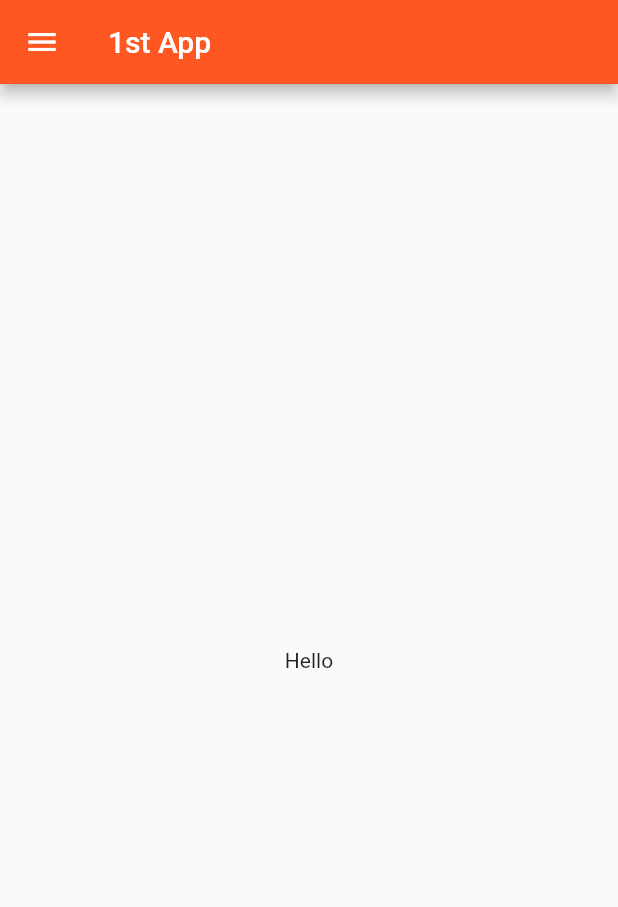
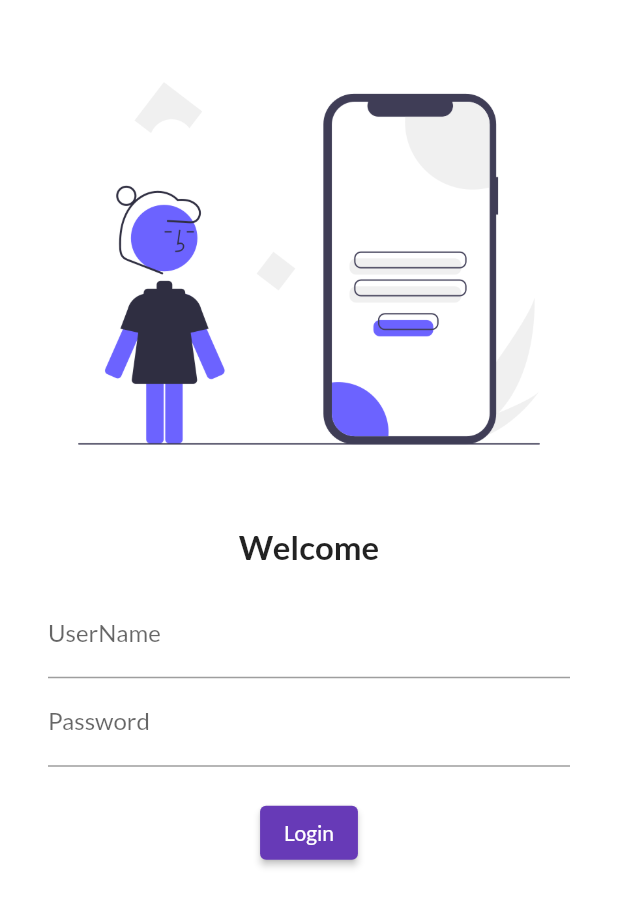
Before and after one commit to MaharshiV16/Flutter-Tutorial-30Days, a Flutter app: the screen it shows after launch, on a phone screen of 412 x 824 dp. Shown: the top 907 px of the screen. Run offline on Flutter 3.47's test engine with Material 2 defaults, Android fonts, the phone set to English and light mode, and no system bars; our stand-ins replace google_fonts.

Commit message:
Day 4 Completed

```diff
--- /dev/null
+++ b/lib/Pages/login_page.dart
@@ -0,0 +1,63 @@
+import 'package:flutter/cupertino.dart';
+import 'package:flutter/material.dart';
+
+class LoginPage extends StatelessWidget {
+  const LoginPage({Key? key}) : super(key: key);
+
+  @override
+  Widget build(BuildContext context) {
+    return Material(
+      color: Colors.white,
+      child: Center(
+        child: Column(
+          children: [
+            const SizedBox(
+              height: 20,
+            ),
+            Image.asset(
+              "assets/login.png",
+              fit: BoxFit.cover,
+            ),
+            const SizedBox(
+              height: 20,
+            ),
+            const Text(
+              "Welcome",
+              style: TextStyle(
+                fontSize: 22,
+                fontWeight: FontWeight.bold,
+              ),
+            ),
+            Padding(
+              padding: const EdgeInsets.symmetric(
+                vertical: 16,
+                horizontal: 32,
+              ),
+              child: Column(
+                children: [
+                  TextFormField(
+                    decoration: const InputDecoration(
+                      hintText: "Enter User Name",
+                      labelText: "UserName",
+                    ),
+                  ),
+                  TextFormField(
+                    decoration: const InputDecoration(
+                      hintText: "Enter Password",
+                      labelText: "Password",
+                    ),
+                    obscureText: true,
+                  ),
+                  const SizedBox(height: 20),
+                  ElevatedButton(
+                      onPressed: () => {print("Hello Ji")},
+                      child: const Text("Login"))
+                ],
+              ),
+            )
+          ],
+        ),
+      ),
+    );
+  }
+}
--- a/lib/main.dart
+++ b/lib/main.dart
@@ -1,5 +1,7 @@
 import 'package:flutter/material.dart';
+import 'package:flutter_catalog/Pages/login_page.dart';
 import 'Pages/home_page.dart';
+import 'package:google_fonts/google_fonts.dart';
 
 void main() {
   runApp(MyApp());
@@ -11,12 +13,17 @@ class MyApp extends StatelessWidget {
   @override
   Widget build(BuildContext context) {
     return MaterialApp(
-      home: HomePage(),
       darkTheme: ThemeData(brightness: Brightness.dark),
-      theme: ThemeData(primarySwatch: Colors.deepOrange),
       themeMode: ThemeMode.light,
+      theme: ThemeData(
+        fontFamily: GoogleFonts.lato().fontFamily,
+        primarySwatch: Colors.deepPurple,
+        primaryTextTheme: GoogleFonts.latoTextTheme(),
+      ),
+      initialRoute: "/login",
       routes: {
-        // "/": (context) => HomePage(),
+        "/login": (context) => LoginPage(),
+        "/home": (context) => HomePage(),
       },
     );
   }
```
Also changed, not shown: pubspec.yaml (+4 -5 lines), assets/login.png (added), pubspec.lock.
